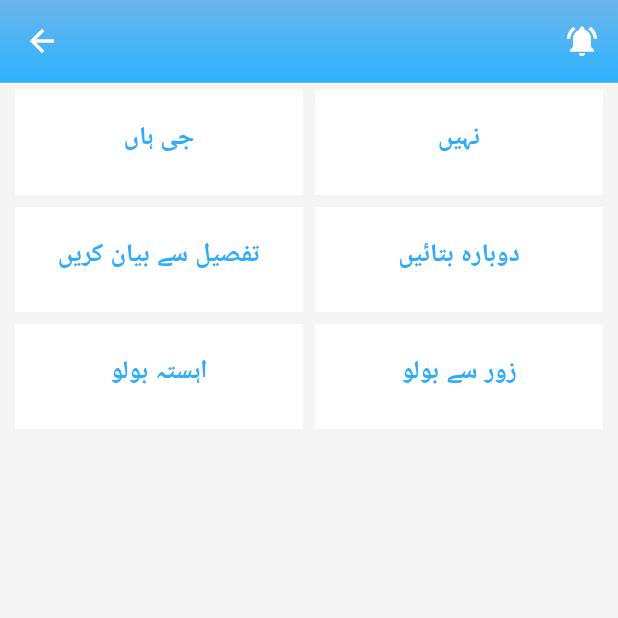
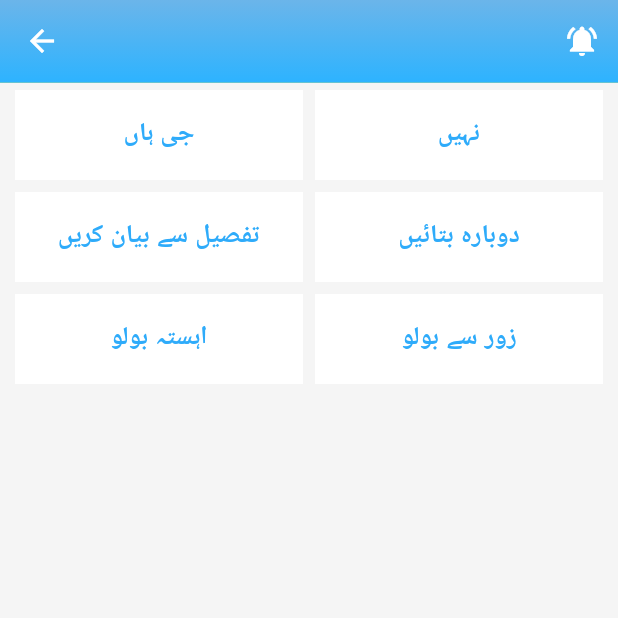
Before and after one commit to muhammadZohaibG/kyabaatapp, a Flutter app: the DiscussCategoriesScreen screen opened directly with empty values, on a phone screen of 412 x 824 dp, the top half of it. Run offline on Flutter 3.47's test engine with Material 2 defaults, Android fonts, the phone set to English and light mode, and no system bars; our stand-ins replace audioplayers, get, google_fonts, sensors_plus, shared_preferences; accounts and stored records are empty.

Commit message:
update by shahab.

```diff
--- a/lib/Views/Screens/VoicesCategories/Screens/DiscussCategories/DiscussCategoriesScreen.dart
+++ b/lib/Views/Screens/VoicesCategories/Screens/DiscussCategories/DiscussCategoriesScreen.dart
@@ -34,7 +34,7 @@ class DiscussCategoriesScreen extends StatelessWidget {
           children: [
             GridView.builder(
               gridDelegate: const SliverGridDelegateWithMaxCrossAxisExtent(
-                mainAxisExtent: 70,
+                mainAxisExtent: 60,
                 // crossAxisCount: 2,
                 childAspectRatio: 0.5,
                 mainAxisSpacing: 8,
@@ -61,12 +61,13 @@ class DiscussCategoriesScreen extends StatelessWidget {
                     // width: 90,
                     color: Colors.white,
                     child: Padding(
-                      padding: const EdgeInsets.all(20.0),
+                      padding: const EdgeInsets.symmetric(vertical: 17,horizontal: 18),
                       child: Text(
                         controller.discusscategoriesModelList[i].name
                             .toString(),
                         textAlign: TextAlign.center,
-                        style: TextStyle(
+                        style:const TextStyle(
+                          overflow: TextOverflow.ellipsis,
                             fontSize: 17, fontWeight: FontWeight.w600,color: AppColors.appColor),
                       ),
                     ),
```
